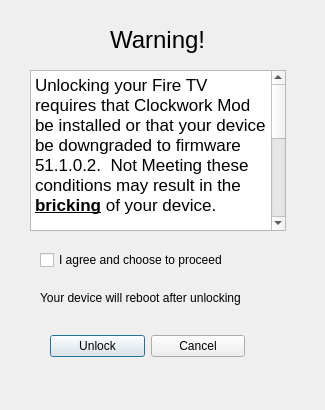
Before: the Qt Designer form unlockdialog.ui in kbrack1/adbFire, drawn with Qt 5.
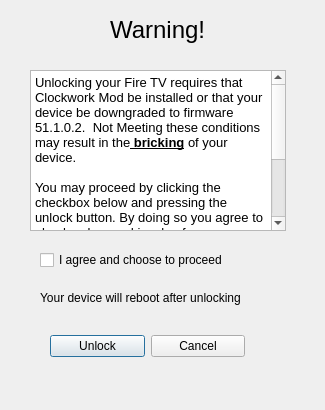
After: the same form once the commit is applied.

```diff
--- a/unlockdialog.ui
+++ b/unlockdialog.ui
@@ -17,7 +17,7 @@
    <property name="geometry">
     <rect>
      <x>110</x>
-     <y>20</y>
+     <y>10</y>
      <width>101</width>
      <height>41</height>
     </rect>
@@ -79,11 +79,11 @@
 &lt;html&gt;&lt;head&gt;&lt;meta name=&quot;qrichtext&quot; content=&quot;1&quot; /&gt;&lt;style type=&quot;text/css&quot;&gt;
 p, li { white-space: pre-wrap; }
 &lt;/style&gt;&lt;/head&gt;&lt;body style=&quot; font-family:'.Helvetica Neue DeskInterface'; font-size:13pt; font-weight:400; font-style:normal;&quot;&gt;
-&lt;p style=&quot; margin-top:0px; margin-bottom:0px; margin-left:0px; margin-right:0px; -qt-block-indent:0; text-indent:0px;&quot;&gt;Unlocking your Fire TV requires that Clockwork Mod be installed or that your device be downgraded to firmware 51.1.0.2.  Not Meeting these conditions may result in the&lt;span style=&quot; text-decoration: underline;&quot;&gt; &lt;/span&gt;&lt;span style=&quot; font-weight:600; text-decoration: underline;&quot;&gt;bricking&lt;/span&gt; of your device.&lt;/p&gt;
-&lt;p style=&quot;-qt-paragraph-type:empty; margin-top:0px; margin-bottom:0px; margin-left:0px; margin-right:0px; -qt-block-indent:0; text-indent:0px;&quot;&gt;&lt;br /&gt;&lt;/p&gt;
-&lt;p style=&quot; margin-top:0px; margin-bottom:0px; margin-left:0px; margin-right:0px; -qt-block-indent:0; text-indent:0px;&quot;&gt;You may proceed by clicking the checkbox below and pressing the unlock button. By doing so you agree to absolve rbox and jocala of any responsibility for your actions. &lt;/p&gt;
-&lt;p style=&quot;-qt-paragraph-type:empty; margin-top:0px; margin-bottom:0px; margin-left:0px; margin-right:0px; -qt-block-indent:0; text-indent:0px;&quot;&gt;&lt;br /&gt;&lt;/p&gt;
-&lt;p style=&quot; margin-top:0px; margin-bottom:0px; margin-left:0px; margin-right:0px; -qt-block-indent:0; text-indent:0px;&quot;&gt;Your device will reboot when unlocked. Getting a root prompt (#) from adb shell means the unlock worked.&lt;/p&gt;&lt;/body&gt;&lt;/html&gt;</string>
+&lt;p style=&quot; margin-top:0px; margin-bottom:0px; margin-left:0px; margin-right:0px; -qt-block-indent:0; text-indent:0px;&quot;&gt;&lt;span style=&quot; font-size:10pt;&quot;&gt;Unlocking your Fire TV requires that Clockwork Mod be installed or that your device be downgraded to firmware 51.1.0.2.  Not Meeting these conditions may result in the&lt;/span&gt;&lt;span style=&quot; font-size:10pt; text-decoration: underline;&quot;&gt; &lt;/span&gt;&lt;span style=&quot; font-size:10pt; font-weight:600; text-decoration: underline;&quot;&gt;bricking&lt;/span&gt;&lt;span style=&quot; font-size:10pt;&quot;&gt; of your device.&lt;/span&gt;&lt;/p&gt;
+&lt;p style=&quot;-qt-paragraph-type:empty; margin-top:0px; margin-bottom:0px; margin-left:0px; margin-right:0px; -qt-block-indent:0; text-indent:0px; font-size:10pt;&quot;&gt;&lt;br /&gt;&lt;/p&gt;
+&lt;p style=&quot; margin-top:0px; margin-bottom:0px; margin-left:0px; margin-right:0px; -qt-block-indent:0; text-indent:0px;&quot;&gt;&lt;span style=&quot; font-size:10pt;&quot;&gt;You may proceed by clicking the checkbox below and pressing the unlock button. By doing so you agree to absolve rbox and jocala of any responsibility for your actions. You also acknowledge that this unlock will void the warranty on your Fire TV&lt;/span&gt;&lt;/p&gt;
+&lt;p style=&quot;-qt-paragraph-type:empty; margin-top:0px; margin-bottom:0px; margin-left:0px; margin-right:0px; -qt-block-indent:0; text-indent:0px; font-size:10pt;&quot;&gt;&lt;br /&gt;&lt;/p&gt;
+&lt;p style=&quot; margin-top:0px; margin-bottom:0px; margin-left:0px; margin-right:0px; -qt-block-indent:0; text-indent:0px;&quot;&gt;&lt;span style=&quot; font-size:10pt;&quot;&gt;Your device will reboot when unlocked. Getting a root prompt (#) from adb shell means the unlock worked.&lt;/span&gt;&lt;/p&gt;&lt;/body&gt;&lt;/html&gt;</string>
    </property>
   </widget>
   <widget class="QCheckBox" name="agreeBox">
```
